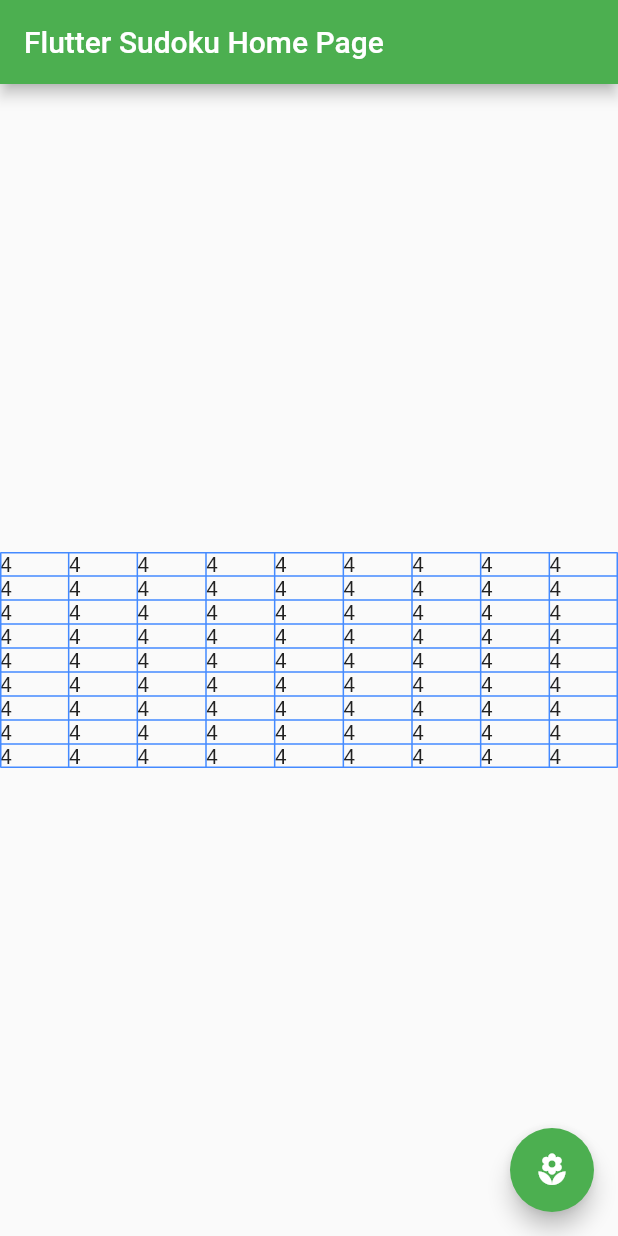
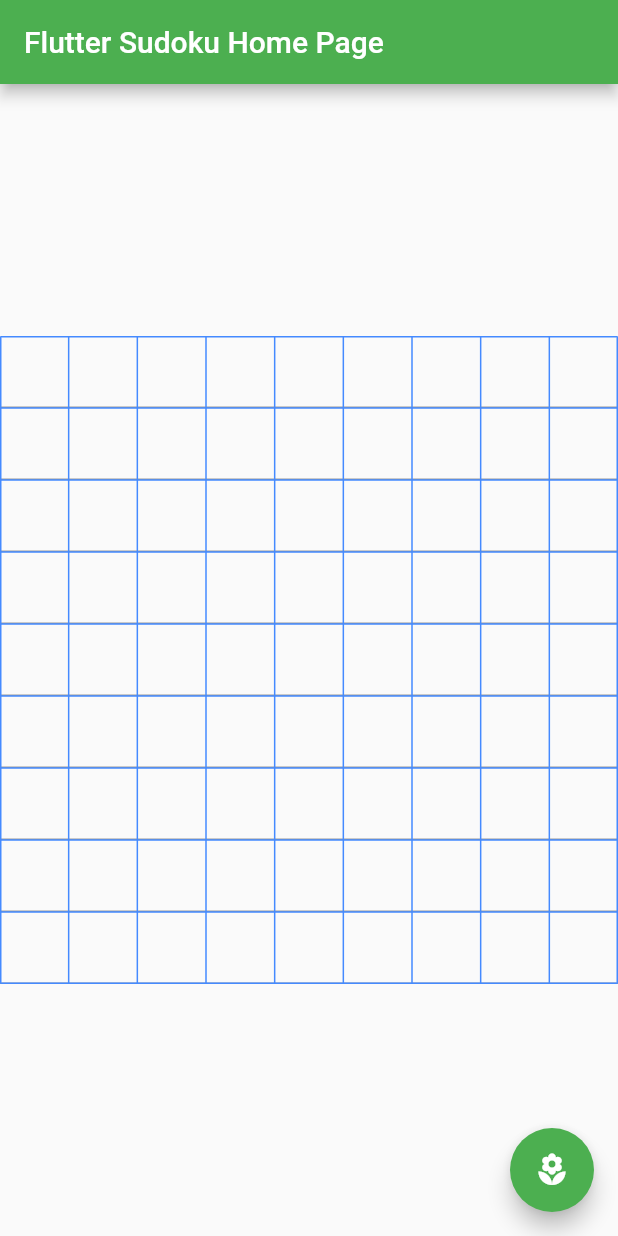
Before and after one commit to HappyHackingOrange/Sudoku, a Flutter app: the screen it shows after launch, on a phone screen of 412 x 824 dp. Run offline on Flutter 3.47's test engine with Material 2 defaults, Android fonts, the light colour scheme and no system bars.

Commit message:
add txt box

```diff
--- a/lib/main.dart
+++ b/lib/main.dart
@@ -45,7 +45,11 @@ class _SudokuState extends State<SudokuHome> {
   TableRow getTableRow() {
     List<Widget> lst = new List<Widget>();
     for (int i = 0; i < 9; i++) {
-      lst.add(new Text('4')); //TODO EXTRACT VALUE FROM MODEL
+      lst.add(new TextField(
+        textAlign: TextAlign.center,
+        keyboardType: new TextInputType.numberWithOptions(),
+        //TODO add TextEditingController (onChanged prob not enough)
+      ));
     }
     return new TableRow(children: lst);
   }
```
